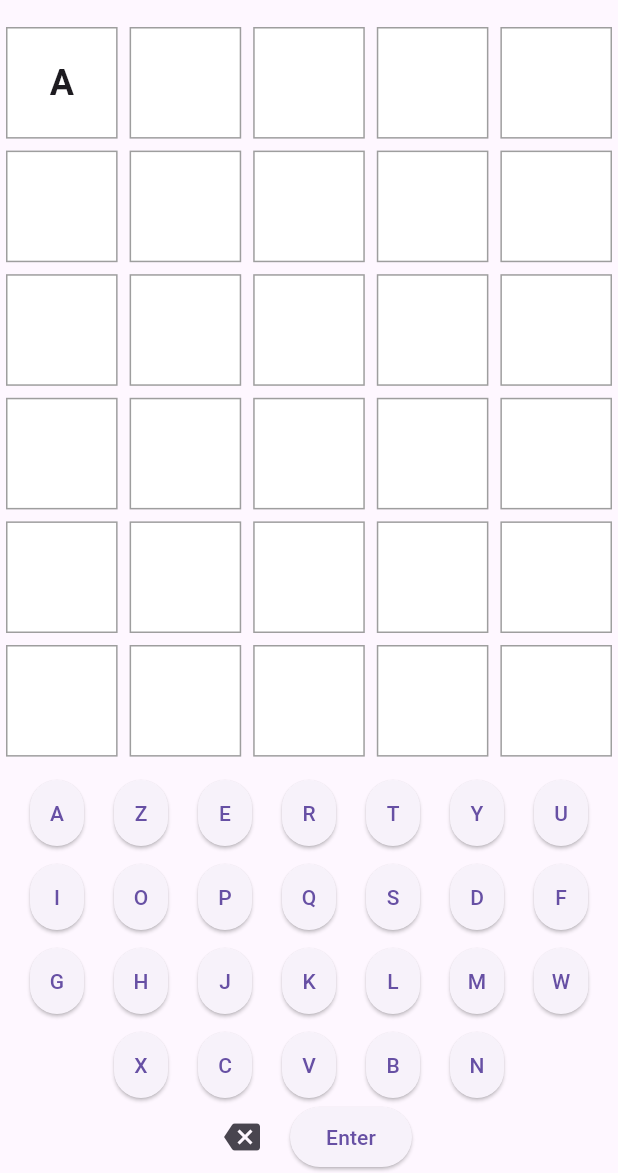
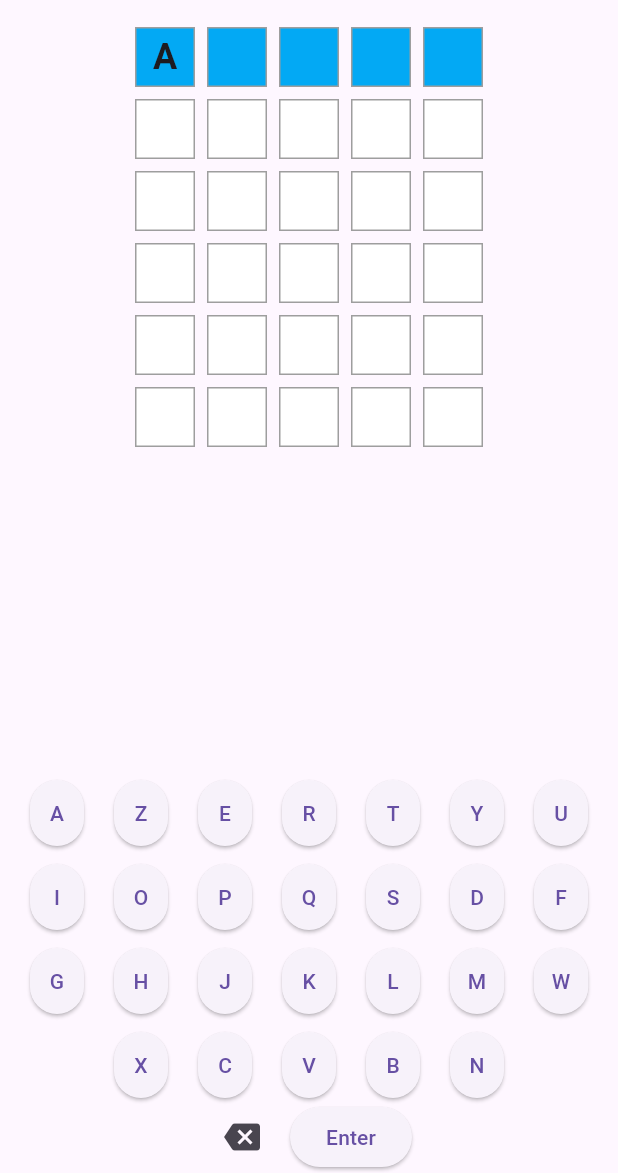
Before and after one commit to TristiPouss/Turdle, a Flutter app: the screen it shows after launch, after a tap on an icon or button, on a phone screen of 412 x 824 dp, the part 63-1236 px from its top. Run offline on Flutter 3.47's test engine with Material 3 defaults, Android fonts, the phone set to English and light mode, and no system bars.

Commit message:
changed grid, added recognition for letter well placed

```diff
--- a/turdle/lib/TurdleMainMenu.dart
+++ b/turdle/lib/TurdleMainMenu.dart
@@ -25,15 +25,32 @@ class _TurdleGamePageState extends State<TurdleGamePage> {
   final String targetWord = "DARTS";
   // Liste pour stocker les mots devinés
   List<String> guesses = ["", "", "", "", "", ""];
-
+  List<List<Color>> guessesChecked = [];
   // Lettres tapées par l'utilisateur
   int currentGuess = 0;
+  final ScrollController _scrollController = ScrollController();
+
+  @override
+  void dispose() {
+    _scrollController.dispose();
+    super.dispose();
+  }
+
+  // Fonction pour défiler jusqu'à l'essai en cours
+  void scrollToCurrentGuess() {
+    double offset = 0; // Taille approximative de chaque ligne
+    _scrollController.animateTo(
+        offset,
+        duration: Duration(milliseconds: 300),
+        curve: Curves.easeIn);
+  }
 
   void onLetterTap(String letter) {
     if (guesses[currentGuess].length < targetWord.length) {
       setState(() {
         guesses[currentGuess] += letter;
       });
+      scrollToCurrentGuess(); // Défiler vers l'essai actuel
     }
   }
 
@@ -42,6 +59,7 @@ class _TurdleGamePageState extends State<TurdleGamePage> {
       setState(() {
         guesses[currentGuess] = guesses[currentGuess].substring(0, guesses[currentGuess].length - 1);
       });
+      scrollToCurrentGuess(); // Défiler vers l'essai actuel
     }
   }
 
@@ -51,7 +69,23 @@ class _TurdleGamePageState extends State<TurdleGamePage> {
         checkGuess();
         currentGuess++;
       });
+      scrollToCurrentGuess(); // Défiler vers l'essai actuel
     }
+  }
+
+  void checkGuess() {
+    List<Color> res = [];
+    for(int i = 0; i<targetWord.length; i++){
+      String currentLetter = guesses[currentGuess][i];
+      // Pas besoin de vérifier la longueur du guess par rapport au mot à deviner.
+      if(currentLetter == targetWord[i]){
+        // La lettre est au bon endroit - Vert
+        res.add(Colors.green);
+      }else{
+        res.add(Colors.white);
+      }
+    }
+    guessesChecked.add(res);
   }
 
   @override
@@ -64,41 +98,41 @@ class _TurdleGamePageState extends State<TurdleGamePage> {
         children: [
           // Grille des mots devinés
           Expanded(
-            child: GridView.builder(
-              itemCount: guesses.length * targetWord.length,
-              gridDelegate: SliverGridDelegateWithFixedCrossAxisCount(
-                crossAxisCount: targetWord.length,
-              ),
-              itemBuilder: (context, index) {
-                int wordIndex = index ~/ targetWord.length;
-                int letterIndex = index % targetWord.length;
-                String letter = guesses[wordIndex].length > letterIndex
-                    ? guesses[wordIndex][letterIndex]
-                    : "";
-
-                return Container(
-                  margin: EdgeInsets.all(4.0),
-                  alignment: Alignment.center,
-                  decoration: BoxDecoration(
-                    border: Border.all(color: Colors.grey),
-                    color: Colors.white,
-                  ),
-                  child: Text(
-                    letter,
-                    style: TextStyle(fontSize: 24, fontWeight: FontWeight.bold),
-                  ),
-                );
-              },
-            ),
+            child: TurdleGrid(
+              guesses: guesses,
+              guessesChecked: guessesChecked,
+              targetWordLength: targetWord.length,
+              currentGuess: currentGuess,
+              scrollController: _scrollController,
+            )
           ),
+          // Ajoute un espace de 16 pixels entre la grille et le clavier
+          SizedBox(height: 16.0),
           // Clavier virtuel
-          buildKeyboard(),
+          TurdleKeyboard(
+            onLetterTap: onLetterTap,
+            onBackspaceTap: onBackspaceTap,
+            onEnterTap: onEnterTap,
+          ),
         ],
       ),
     );
   }
+}
 
-  Widget buildKeyboard() {
+class TurdleKeyboard extends StatelessWidget {
+  final Function(String) onLetterTap;
+  final VoidCallback onBackspaceTap;
+  final VoidCallback onEnterTap;
+
+  TurdleKeyboard({
+    required this.onLetterTap,
+    required this.onBackspaceTap,
+    required this.onEnterTap,
+  });
+
+  @override
+  Widget build(BuildContext context) {
     final letters = [
       'A', 'Z', 'E', 'R', 'T', 'Y', 'U', 'I', 'O', 'P',
       'Q', 'S', 'D', 'F', 'G', 'H', 'J', 'K', 'L', 'M',
@@ -114,11 +148,11 @@ class _TurdleGamePageState extends State<TurdleGamePage> {
           children: letters.map((letter) {
             return ElevatedButton(
               onPressed: () => onLetterTap(letter),
+              child: Text(letter),
               style: ElevatedButton.styleFrom(
                 minimumSize: Size(36, 36),
                 padding: EdgeInsets.all(12.0),
               ),
-              child: Text(letter),
             );
           }).toList(),
         ),
@@ -135,10 +169,73 @@ class _TurdleGamePageState extends State<TurdleGamePage> {
               child: Text('Enter'),
             ),
           ],
-        )
+        ),
       ],
     );
   }
+}
 
-  void checkGuess() {}
+class TurdleGrid extends StatelessWidget {
+  final List<String> guesses;
+  final List<List<Color>> guessesChecked;
+  final int targetWordLength;
+  final int currentGuess;
+  final ScrollController scrollController;
+
+  TurdleGrid({
+    required this.guesses,
+    required this.guessesChecked,
+    required this.targetWordLength,
+    required this.currentGuess,
+    required this.scrollController,
+  });
+
+  @override
+  Widget build(BuildContext context) {
+    return Container(
+      height: 300, // Hauteur maximale pour permettre le défilement si nécessaire
+
+      child: SingleChildScrollView(
+        controller: scrollController,
+        child: Column(
+          children: guesses.asMap().entries.map((entry) {
+            int wordIndex = entry.key;
+            String guess = entry.value;
+
+            return Row(
+              mainAxisAlignment: MainAxisAlignment.center,
+              children: List.generate(targetWordLength, (letterIndex) {
+                String letter = guess.length > letterIndex ? guess[letterIndex] : "";
+
+                return Container(
+                  width: 40.0,
+                  height: 40.0,
+                  margin: EdgeInsets.all(4.0),
+                  alignment: Alignment.center,
+                  decoration: BoxDecoration(
+                    border: Border.all(color: Colors.grey),
+                    color: getColor(currentGuess, wordIndex, letterIndex),
+                  ),
+                  child: Text(
+                    letter,
+                    style: TextStyle(fontSize: 24, fontWeight: FontWeight.bold),
+                  ),
+                );
+              }),
+            );
+          }).toList(),
+        ),
+      ),
+    );
+  }
+
+  Color getColor(int currentGuess, int wordIndex, int letterIndex) {
+    if(currentGuess == wordIndex) {
+      return Colors.lightBlue; // Met en surbrillance l'essai actuel
+    } else if (wordIndex < currentGuess) {
+      return guessesChecked[wordIndex][letterIndex];
+    } else {
+      return Colors.white;
+    }
+  }
 }
```
